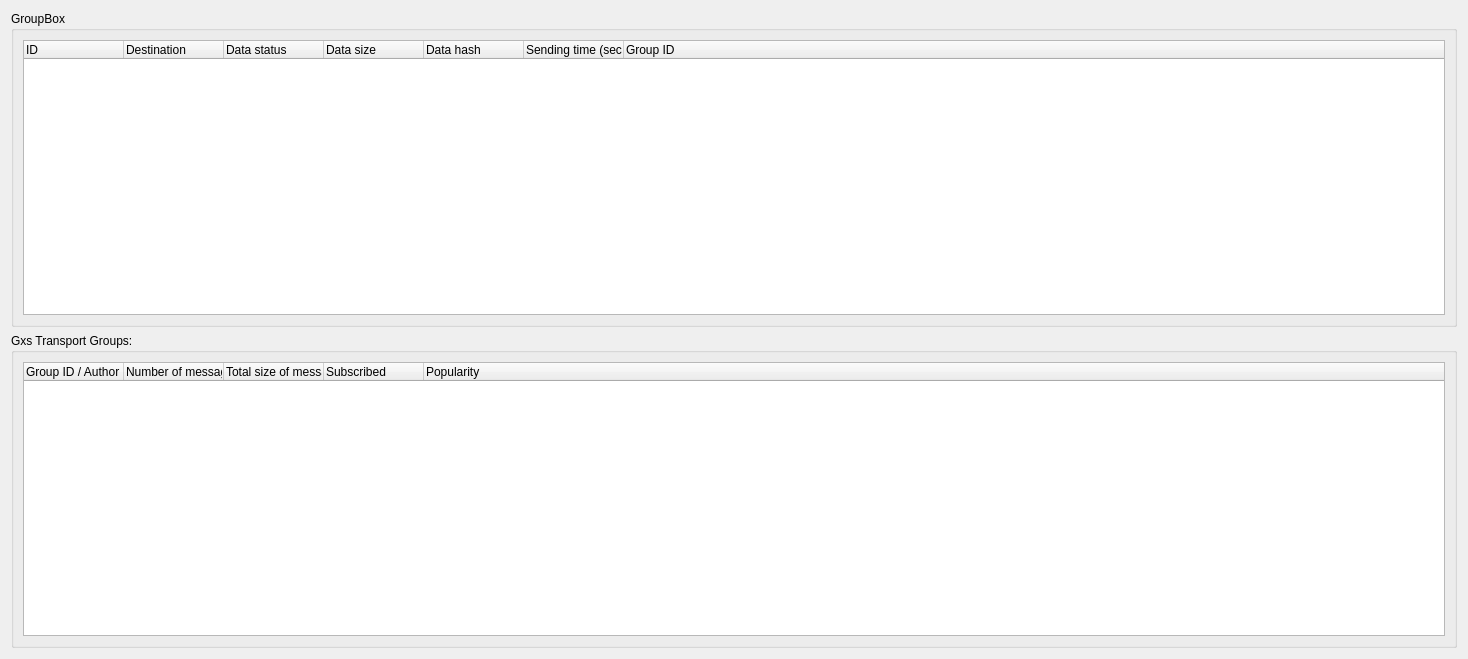
First picture: the form in retroshare-gui/src/gui/statistics/GxsTransportStatistics.ui, repository RetroShare/RetroShare, before the edit.
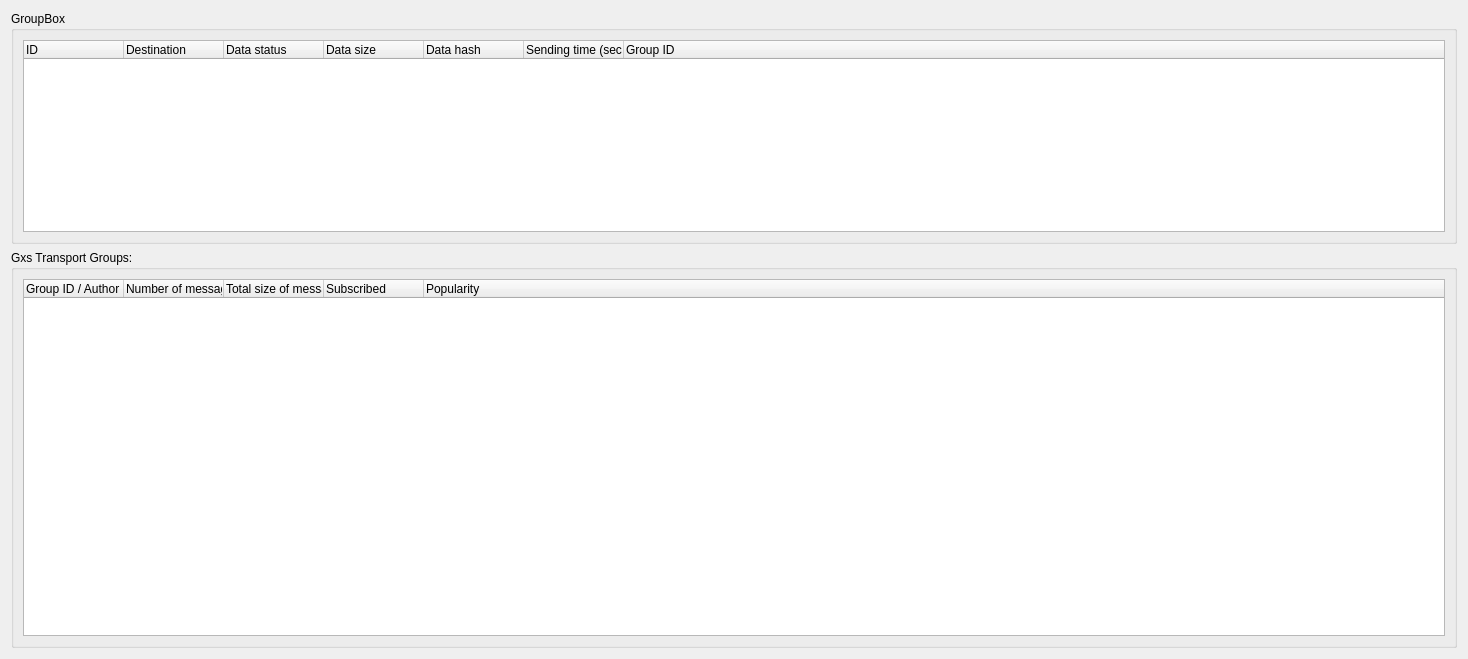
Second picture: the form after the edit.

Commit message: fixed layout of GxsTrans stats

Diff of the .ui file:
```diff
--- a/retroshare-gui/src/gui/statistics/GxsTransportStatistics.ui
+++ b/retroshare-gui/src/gui/statistics/GxsTransportStatistics.ui
@@ -13,51 +13,8 @@
   <property name="windowTitle">
    <string>Router Statistics</string>
   </property>
-  <layout class="QGridLayout" name="gridLayout">
-   <item row="1" column="0">
-    <widget class="QGroupBox" name="groupBox_2">
-     <property name="title">
-      <string>Gxs Transport Groups:</string>
-     </property>
-     <layout class="QVBoxLayout" name="verticalLayout">
-      <item>
-       <widget class="QSplitter" name="splitter">
-        <property name="orientation">
-         <enum>Qt::Vertical</enum>
-        </property>
-        <widget class="QTreeWidget" name="groupTreeWidget">
-         <column>
-          <property name="text">
-           <string>Group ID / Author</string>
-          </property>
-         </column>
-         <column>
-          <property name="text">
-           <string>Number of messages / Publish TS</string>
-          </property>
-         </column>
-         <column>
-          <property name="text">
-           <string>Total size of messages</string>
-          </property>
-         </column>
-         <column>
-          <property name="text">
-           <string>Subscribed</string>
-          </property>
-         </column>
-         <column>
-          <property name="text">
-           <string>Popularity</string>
-          </property>
-         </column>
-        </widget>
-       </widget>
-      </item>
-     </layout>
-    </widget>
-   </item>
-   <item row="0" column="0">
+  <layout class="QVBoxLayout" name="verticalLayout_2">
+   <item>
     <widget class="QGroupBox" name="groupBox">
      <property name="title">
       <string>GroupBox</string>
@@ -65,6 +22,12 @@
      <layout class="QGridLayout" name="gridLayout_2">
       <item row="0" column="0">
        <widget class="QTreeWidget" name="treeWidget">
+        <property name="sizePolicy">
+         <sizepolicy hsizetype="Expanding" vsizetype="Maximum">
+          <horstretch>0</horstretch>
+          <verstretch>0</verstretch>
+         </sizepolicy>
+        </property>
         <property name="contextMenuPolicy">
          <enum>Qt::CustomContextMenu</enum>
         </property>
@@ -114,6 +77,49 @@
      </layout>
     </widget>
    </item>
+   <item>
+    <widget class="QGroupBox" name="groupBox_2">
+     <property name="title">
+      <string>Gxs Transport Groups:</string>
+     </property>
+     <layout class="QVBoxLayout" name="verticalLayout">
+      <item>
+       <widget class="QSplitter" name="splitter">
+        <property name="orientation">
+         <enum>Qt::Vertical</enum>
+        </property>
+        <widget class="QTreeWidget" name="groupTreeWidget">
+         <column>
+          <property name="text">
+           <string>Group ID / Author</string>
+          </property>
+         </column>
+         <column>
+          <property name="text">
+           <string>Number of messages / Publish TS</string>
+          </property>
+         </column>
+         <column>
+          <property name="text">
+           <string>Total size of messages</string>
+          </property>
+         </column>
+         <column>
+          <property name="text">
+           <string>Subscribed</string>
+          </property>
+         </column>
+         <column>
+          <property name="text">
+           <string>Popularity</string>
+          </property>
+         </column>
+        </widget>
+       </widget>
+      </item>
+     </layout>
+    </widget>
+   </item>
   </layout>
  </widget>
  <resources/>
```
